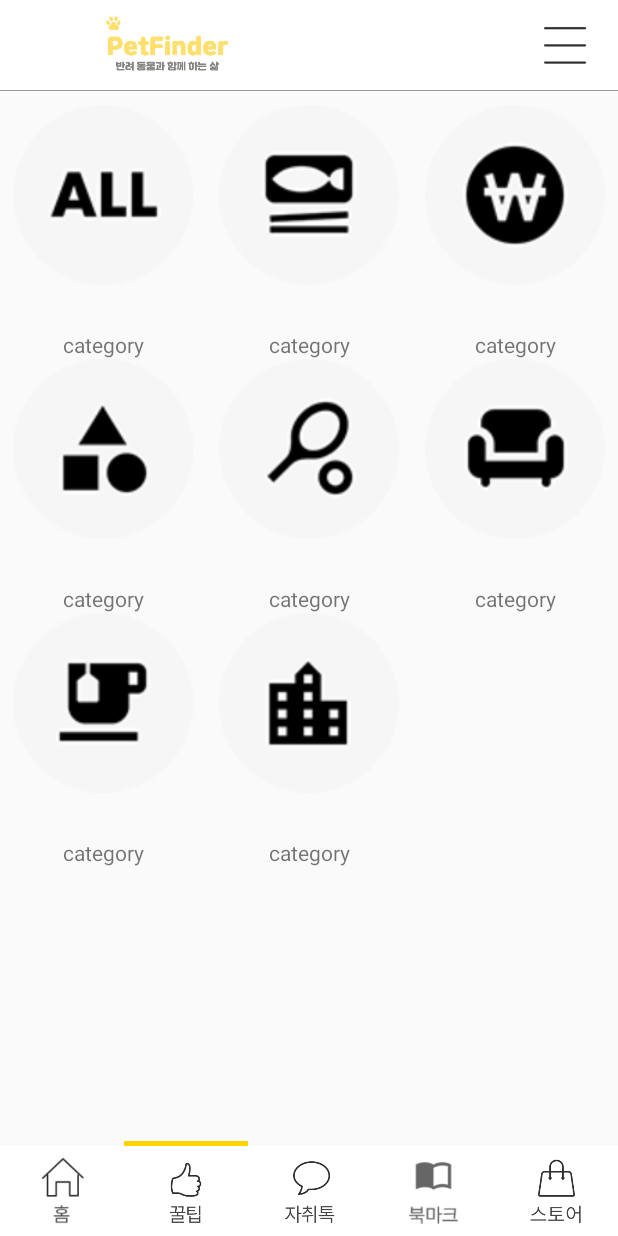
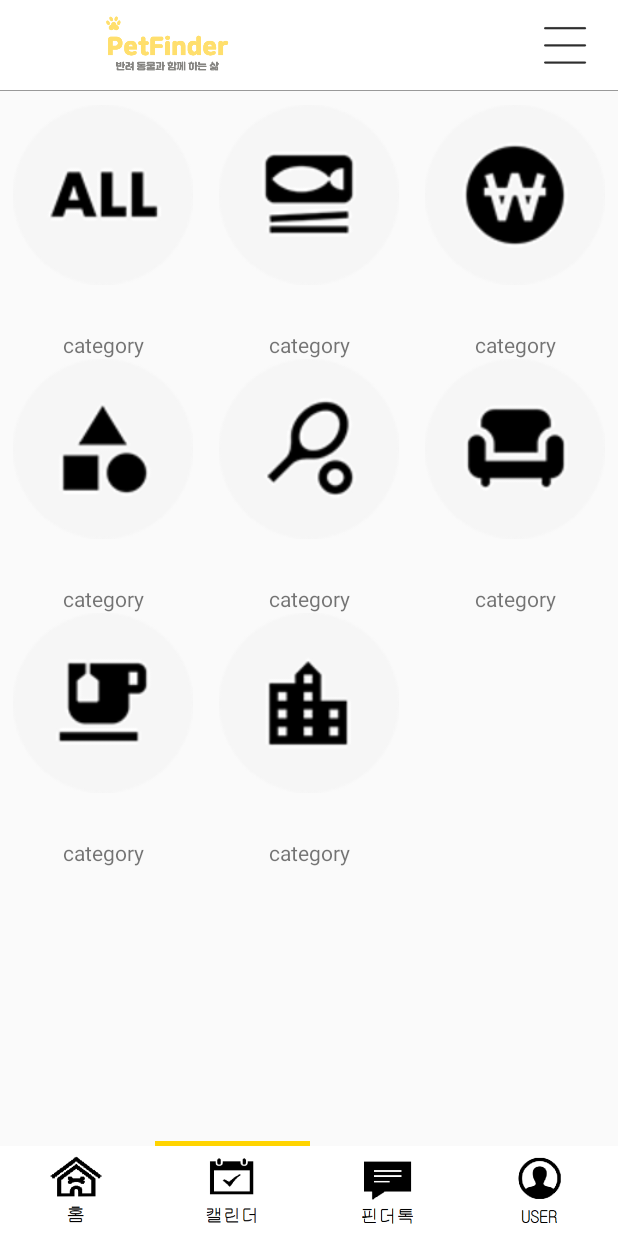
Before and after one commit to happinessbbin/petPlayground, an Android app: the TipFragment screen opened through its navigation route, on a phone screen of 412 x 824 dp. Run offline under Robolectric (Android 15) with nearby library versions, the phone set to English and light mode, and no system bars; our stand-ins replace Firebase (no records; nobody signed in at launch, a user with empty details on screens opened directly), data binding; pictures from the network do not load; 1 statement that could not run was skipped.

Commit message:
하단 바 노란색

```diff
--- a/app/src/main/res/layout/fragment_tip.xml
+++ b/app/src/main/res/layout/fragment_tip.xml
@@ -205,10 +205,6 @@
                 android:layout_height="match_parent"
                 android:layout_weight="1" />
 
-            <LinearLayout
-                android:layout_width="match_parent"
-                android:layout_height="match_parent"
-                android:layout_weight="1" />
 
             <LinearLayout
                 android:layout_width="match_parent"
@@ -222,7 +218,7 @@
             android:layout_width="match_parent"
             android:layout_height="60dp"
             android:background="@color/white"
-            android:weightSum="5"
+            android:weightSum="4"
             app:layout_constraintBottom_toBottomOf="parent">
 
             <ImageView
@@ -230,35 +226,28 @@
                 android:layout_width="match_parent"
                 android:layout_height="wrap_content"
                 android:layout_weight="1"
-                android:src="@drawable/bottom_hometap" />
+                android:src="@drawable/bottom_home" />
 
             <ImageView
                 android:id="@+id/tipTap"
                 android:layout_width="match_parent"
                 android:layout_height="wrap_content"
                 android:layout_weight="1"
-                android:src="@drawable/bottom_goodtip" />
+                android:src="@drawable/bottom_calendar" />
 
             <ImageView
                 android:id="@+id/talkTap"
                 android:layout_width="match_parent"
                 android:layout_height="wrap_content"
                 android:layout_weight="1"
-                android:src="@drawable/bottom_talk" />
-
-            <ImageView
-                android:id="@+id/bookmarkTap"
-                android:layout_width="match_parent"
-                android:layout_height="wrap_content"
-                android:layout_weight="1"
-                android:src="@drawable/bottom_bookmark" />
+                android:src="@drawable/bottom_chat" />
 
             <ImageView
                 android:id="@+id/storeTap"
                 android:layout_width="match_parent"
                 android:layout_height="wrap_content"
                 android:layout_weight="1"
-                android:src="@drawable/bottom_store" />
+                android:src="@drawable/bottom_user" />
 
         </LinearLayout>
 
```
Also changed, not shown: app/src/main/res/layout/fragment_store.xml (+35 -11 lines), app/src/main/res/layout/fragment_talk.xml (+5 -17 lines).
